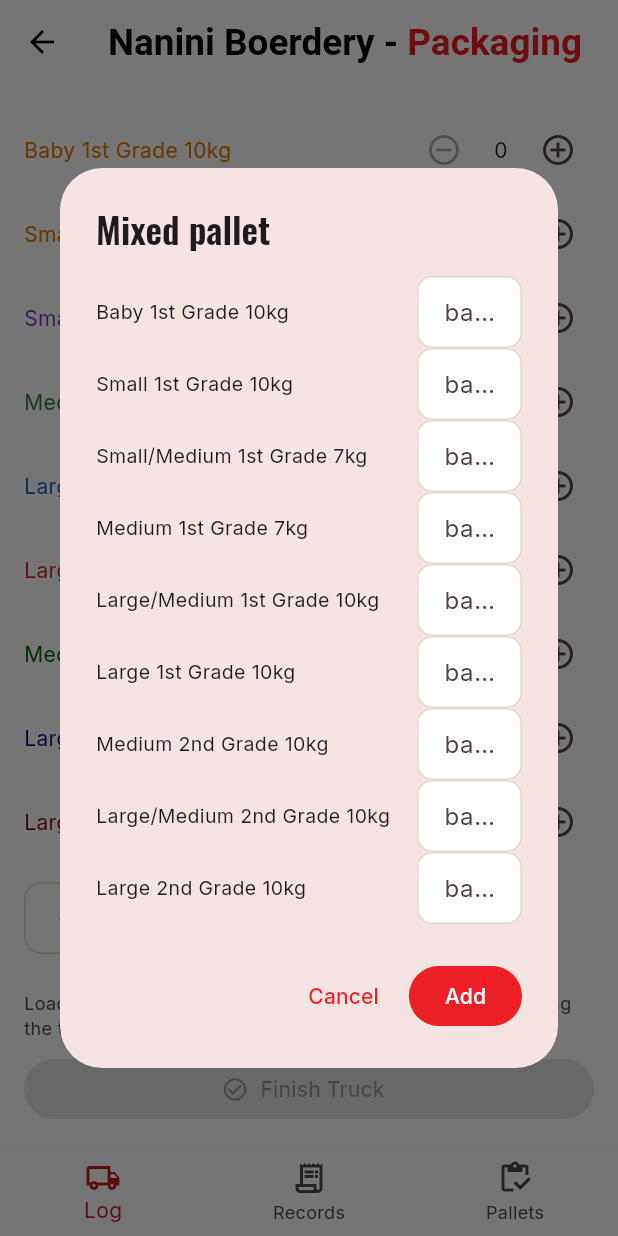
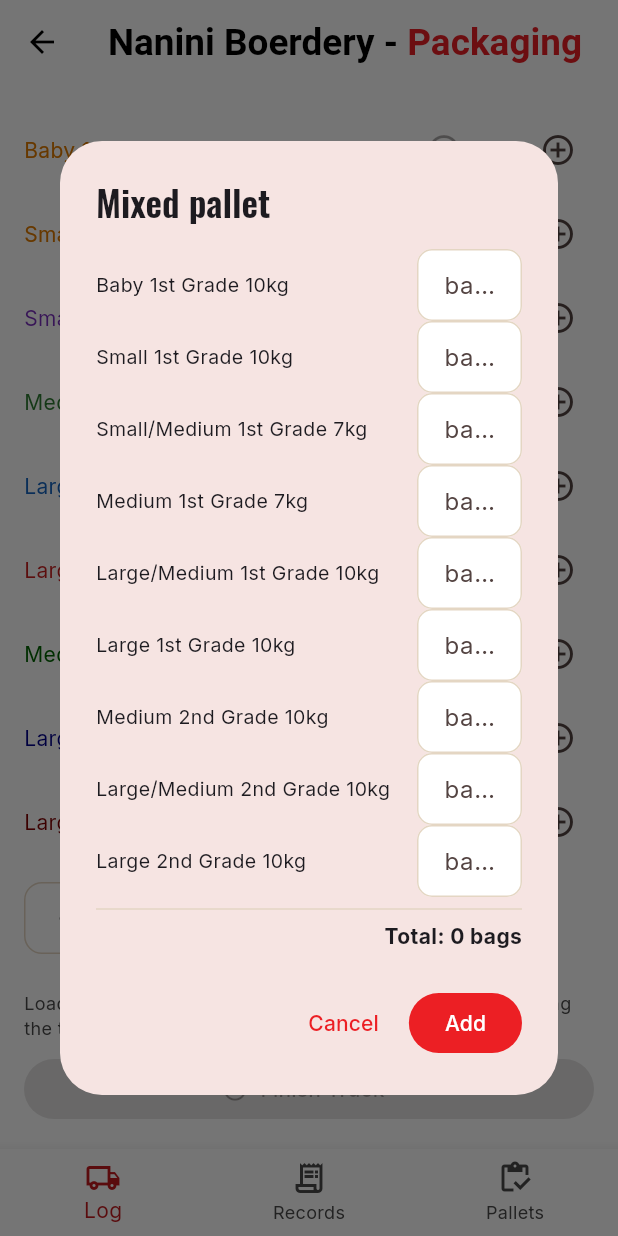
Before and after one commit to DFourie87/Nanini, a Flutter app: the DeliveryHomeScreen screen opened directly, scrolled down 216 dp, after a tap on "Add mixed pallet", on a phone screen of 412 x 824 dp. Run offline on Flutter 3.47's test engine with Material 3 defaults, Android fonts, the phone set to English and light mode, and no system bars; our stand-ins replace csv, file_picker, fl_chart, flutter_map, google_fonts, latlong2 and 5 more; missing offline and left inert: excel; accounts and stored records are empty.

Commit message:
Show a live bag total in the Add mixed pallet dialog
The per-size fields weren't triggering a dialog rebuild on change, so
nothing updated as you typed. Now each field updates via setState and a
running "Total: N bags" line shows underneath, updating as you go.

Co-Authored-By: Claude Sonnet 5 <noreply@anthropic.com>
Claude-Session: https://claude.ai/code/session_0154FLxM7bQ7qjn16GE6RHFv

```diff
--- a/nanini_app/lib/features/delivery/delivery_log_screen.dart
+++ b/nanini_app/lib/features/delivery/delivery_log_screen.dart
@@ -245,11 +245,19 @@ class _DeliveryLogScreenState extends State<DeliveryLogScreen> {
                           child: TextFormField(
                             keyboardType: TextInputType.number,
                             decoration: const InputDecoration(labelText: 'bags', isDense: true),
-                            onChanged: (v) => lines[s.key] = int.tryParse(v) ?? 0,
+                            onChanged: (v) => setLocal(() => lines[s.key] = int.tryParse(v) ?? 0),
                           ),
                         ),
                       ],
                     ),
+                  const Divider(),
+                  Align(
+                    alignment: Alignment.centerRight,
+                    child: Text(
+                      'Total: ${lines.values.fold(0, (a, b) => a + b)} bags',
+                      style: const TextStyle(fontWeight: FontWeight.bold),
+                    ),
+                  ),
                 ],
               ),
             ),
```
